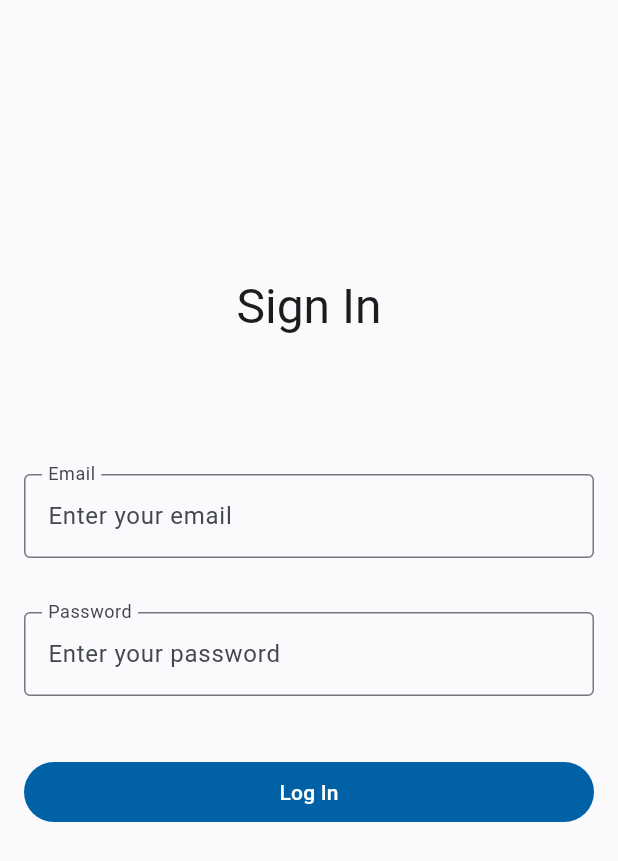
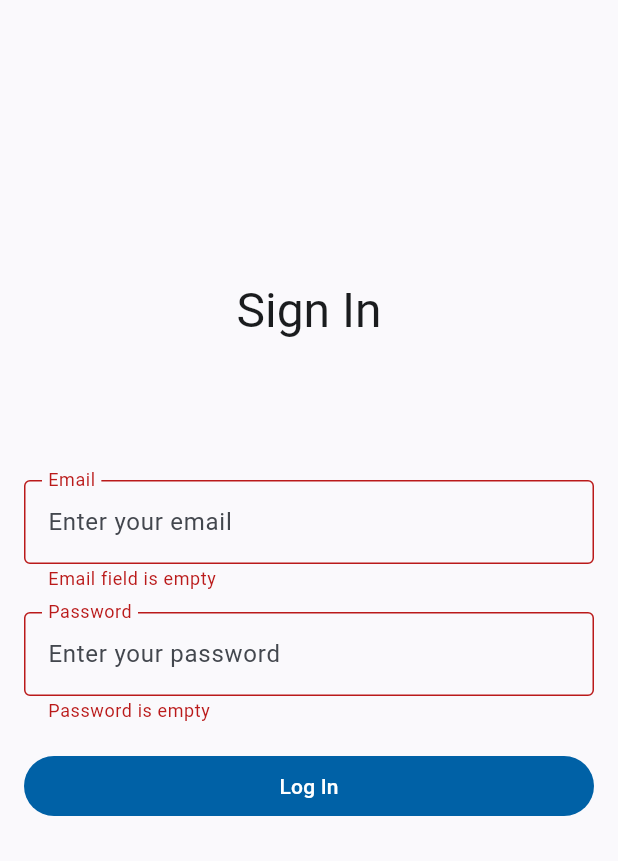
Before and after one commit to pacifi5t/flutter_test_assignment, a Flutter app: the screen it shows after launch, after a tap on "Log In", on a phone screen of 412 x 824 dp. Shown: the top 861 px of the screen. Run offline on Flutter 3.47's test engine with Material 3 defaults, Android fonts, the phone set to English and light mode, and no system bars; our stand-ins replace dio, equatable, flutter_bloc.

Commit message:
Finish implementing the 'Login' page
Add custom input validation, fix the spaces after input fields. Add
LoginBloc provider to the widget tree. Split the LoginPage code into a
few custom widgets.

```diff
--- a/lib/main.dart
+++ b/lib/main.dart
@@ -1,4 +1,6 @@
 import 'package:flutter/material.dart';
+import 'package:flutter_bloc/flutter_bloc.dart';
+import 'package:flutter_test_assignment/bloc/login/login_bloc.dart';
 import 'package:flutter_test_assignment/ui/color_scheme.dart';
 import 'package:flutter_test_assignment/ui/pages/pages.dart';
 
@@ -18,7 +20,10 @@ class MyApp extends StatelessWidget {
         colorScheme: lightColorScheme,
         useMaterial3: true,
       ),
-      home: const LoginPage(),
+      home: BlocProvider<LoginBloc>(
+        create: (context) => LoginBloc(LoginInitial()),
+        child: const LoginPage(),
+      ),
     );
   }
 }
--- a/lib/ui/pages/login_page.dart
+++ b/lib/ui/pages/login_page.dart
@@ -1,4 +1,6 @@
 import 'package:flutter/material.dart';
+import 'package:flutter_bloc/flutter_bloc.dart';
+import 'package:flutter_test_assignment/bloc/login/login_bloc.dart';
 
 class LoginPage extends StatelessWidget {
   const LoginPage({super.key});
@@ -14,49 +16,225 @@ class LoginPage extends StatelessWidget {
             style: Theme.of(context).textTheme.headlineLarge,
           ),
           const Spacer(flex: 1),
-          Column(
-            mainAxisAlignment: MainAxisAlignment.center,
-            children: <Widget>[
-              const Padding(
-                padding: EdgeInsets.symmetric(horizontal: 16),
-                child: TextField(
-                  decoration: InputDecoration(
-                    floatingLabelBehavior: FloatingLabelBehavior.always,
-                    border: OutlineInputBorder(),
-                    labelText: 'Email',
-                    hintText: 'Enter your email',
-                  ),
-                ),
-              ),
-              const SizedBox(height: 36),
-              const Padding(
-                padding: EdgeInsets.symmetric(horizontal: 16),
-                child: TextField(
-                  decoration: InputDecoration(
-                    floatingLabelBehavior: FloatingLabelBehavior.always,
-                    border: OutlineInputBorder(),
-                    labelText: 'Password',
-                    hintText: 'Enter your password',
-                  ),
-                ),
-              ),
-              const SizedBox(height: 44),
-              Container(
-                height: 40,
-                width: double.infinity,
-                padding: const EdgeInsets.symmetric(horizontal: 16),
-                child: FilledButton(
-                  onPressed: () {
-                    //TODO: implement this function later
-                  },
-                  child: const Text('Log In'),
-                ),
-              )
-            ],
-          ),
+          const LoginForm(),
           const Spacer(flex: 3),
         ],
       ),
     );
   }
 }
+
+class LoginForm extends StatefulWidget {
+  const LoginForm({super.key});
+
+  @override
+  State<LoginForm> createState() => _LoginFormState();
+}
+
+class _LoginFormState extends State<LoginForm> {
+  final _formKey = GlobalKey<FormState>();
+  final _emailController = TextEditingController();
+  final _passwordController = TextEditingController();
+
+  void _loginBlocStateListener(BuildContext context, LoginState state) {
+    if (state is LoginError) {
+      ScaffoldMessenger.of(context).showSnackBar(
+        SnackBar(
+          showCloseIcon: true,
+          content: Text(state.errorMessage),
+          behavior: SnackBarBehavior.floating,
+          shape: RoundedRectangleBorder(
+            borderRadius: BorderRadius.circular(4),
+          ),
+          margin: const EdgeInsets.fromLTRB(8, 0, 8, 16),
+        ),
+      );
+    }
+  }
+
+  String? _emailValidator(String? input) {
+    if (input == null || input.isEmpty) {
+      return 'Email field is empty';
+    }
+
+    final validEmailRegExp = RegExp(
+      r"^[a-zA-Z0-9.!#$%&'*+\\/=?^_`{|}~-]{1,10}@"
+      r"(?:(?!.*--)[a-zA-Z0-9-]{1,10}(?<!-))(?:\.(?:[a-zA-Z0-9-]{2,10}))+$",
+    );
+    final lengthIsCorrect = input.length >= 6 && input.length <= 30;
+
+    if (lengthIsCorrect && validEmailRegExp.hasMatch(input)) {
+      return null;
+    }
+    return 'Email is incorrect';
+  }
+
+  String? _passwordValidator(String? input) {
+    if (input == null || input.isEmpty) {
+      return 'Password is empty';
+    }
+
+    final lengthIsCorrect = input.length >= 6 && input.length <= 10;
+    final inputContainsRequiredCharacters = input.contains(RegExp(r'[A-Z]+')) &&
+        input.contains(RegExp(r'[a-z]+')) &&
+        input.contains(RegExp(r'[0-9]+'));
+
+    if (lengthIsCorrect && inputContainsRequiredCharacters) {
+      return null;
+    }
+    return 'Password is incorrect';
+  }
+
+  @override
+  void dispose() {
+    _emailController.dispose();
+    _passwordController.dispose();
+    super.dispose();
+  }
+
+  @override
+  Widget build(BuildContext context) {
+    return Form(
+      key: _formKey,
+      child: Column(
+        mainAxisAlignment: MainAxisAlignment.center,
+        children: <Widget>[
+          Padding(
+            padding: const EdgeInsets.only(bottom: 16),
+            child: LoginTextField(
+              validator: _emailValidator,
+              controller: _emailController,
+              labelText: 'Email',
+              hintText: 'Enter your email',
+            ),
+          ),
+          Padding(
+            padding: const EdgeInsets.only(bottom: 24),
+            child: LoginTextField(
+              validator: _passwordValidator,
+              controller: _passwordController,
+              labelText: 'Password',
+              hintText: 'Enter your password',
+            ),
+          ),
+          BlocConsumer<LoginBloc, LoginState>(
+            listener: _loginBlocStateListener,
+            builder: (context, state) {
+              return Container(
+                height: 40,
+                width: double.infinity,
+                padding: const EdgeInsets.symmetric(horizontal: 16),
+                child: FilledButton(
+                  onPressed: () {
+                    if (state is LoginInProgress) {
+                      return;
+                    }
+
+                    //FIXME: this will break the individual input field
+                    // validation, try fixing this later
+                    bool inputIsValid = _formKey.currentState!.validate();
+                    if (inputIsValid) {
+                      BlocProvider.of<LoginBloc>(context).add(
+                        LoginAttempt(
+                          _emailController.text.trim(),
+                          _passwordController.text.trim(),
+                        ),
+                      );
+                    }
+                  },
+                  child: state is LoginInProgress
+                      ? const SizedBox(
+                          height: 24,
+                          width: 24,
+                          child: CircularProgressIndicator(
+                            color: Colors.white,
+                            strokeWidth: 2,
+                          ),
+                        )
+                      : const Text('Log In'),
+                ),
+              );
+            },
+          )
+        ],
+      ),
+    );
+  }
+}
+
+class LoginTextField extends StatefulWidget {
+  final String labelText;
+  final String hintText;
+  final TextEditingController controller;
+  final String? Function(String?) validator;
+
+  const LoginTextField({
+    super.key,
+    required this.labelText,
+    required this.hintText,
+    required this.controller,
+    required this.validator,
+  });
+
+  @override
+  State<LoginTextField> createState() => _LoginTextFieldState();
+}
+
+class _LoginTextFieldState extends State<LoginTextField> {
+  bool _isFocused = false;
+  late FocusNode _focusNode;
+  String? _errorText;
+
+  void onFocusChange() {
+    bool becameUnfocused = _isFocused && !_focusNode.hasFocus;
+    if (becameUnfocused) {
+      setState(() {
+        _errorText = widget.validator(widget.controller.text);
+      });
+    }
+
+    _isFocused = _focusNode.hasFocus;
+  }
+
+  @override
+  void initState() {
+    super.initState();
+    _focusNode = FocusNode();
+    _focusNode.addListener(onFocusChange);
+  }
+
+  @override
+  void dispose() {
+    _focusNode.removeListener(onFocusChange);
+    _focusNode.dispose();
+    super.dispose();
+  }
+
+  @override
+  Widget build(BuildContext context) {
+    return Padding(
+      padding: const EdgeInsets.symmetric(horizontal: 16),
+      child: BlocBuilder<LoginBloc, LoginState>(
+        builder: (context, state) {
+          const errorAndHelperTextStyle = TextStyle(fontSize: 12, height: 1.0);
+          return TextFormField(
+            controller: widget.controller,
+            validator: widget.validator,
+            focusNode: _focusNode,
+            enabled: state is! LoginInProgress,
+            decoration: InputDecoration(
+              floatingLabelBehavior: FloatingLabelBehavior.always,
+              border: const OutlineInputBorder(),
+              labelText: widget.labelText,
+              hintText: widget.hintText,
+              errorText: _errorText,
+              errorStyle: errorAndHelperTextStyle,
+              helperText: ' ',
+              helperStyle: errorAndHelperTextStyle,
+            ),
+          );
+        },
+      ),
+    );
+  }
+}
```
